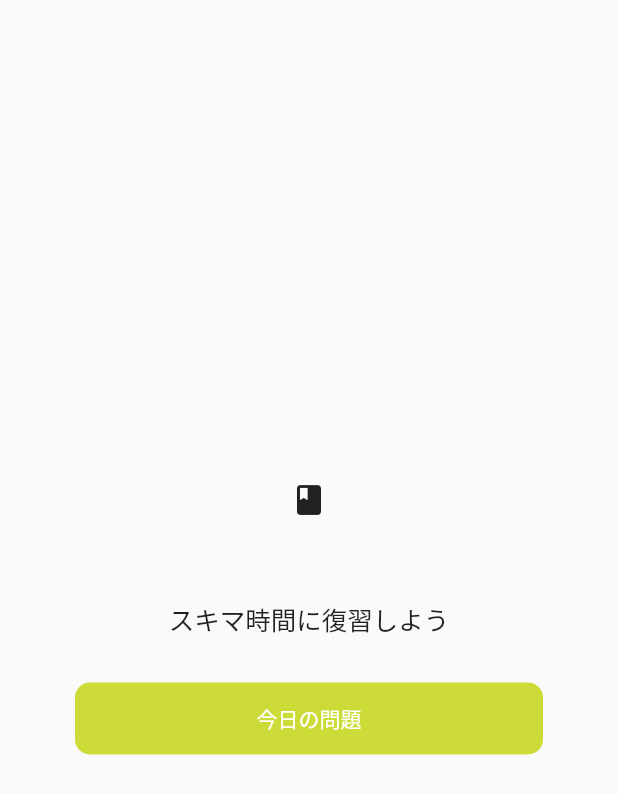
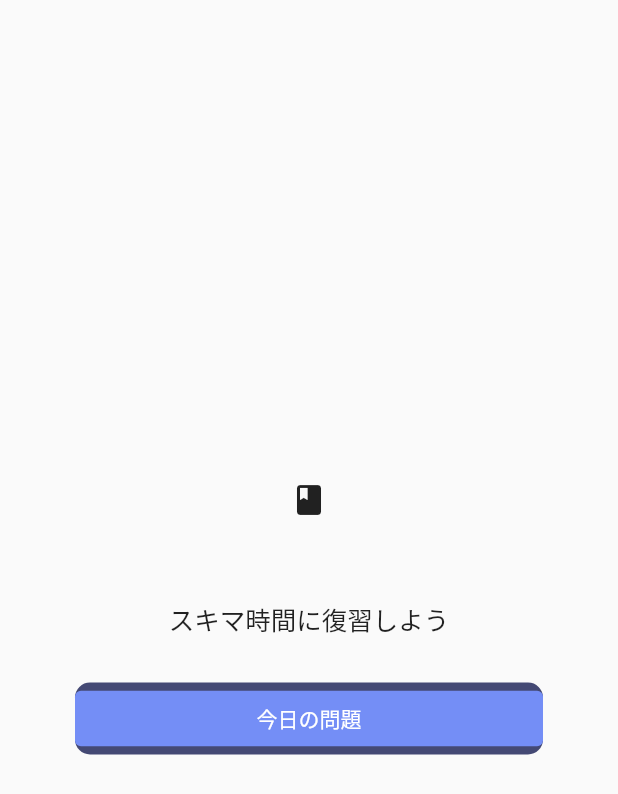
Before and after one commit to n-toto/Motivation-Trigger, a Flutter app: the StartPage widget shown alone on an empty page, opened directly, on a phone screen of 412 x 824 dp. Shown: the top 794 px of the screen. Run offline on Flutter 3.47's test engine with Material 2 defaults, Android fonts, the phone set to English and light mode, and no system bars; our stand-ins replace dotted_border, flutter_local_notifications, sqflite; accounts and stored records are empty.

Commit message:
update color

```diff
--- a/lib/views/question.dart
+++ b/lib/views/question.dart
@@ -61,7 +61,7 @@ class _QuestionState extends State<Question> {
           appBar: AppBar(
             title: Text("問題"),
             leading: Icon(Icons.book),
-            backgroundColor: Color(0xFFe91e63),
+            backgroundColor: Color(0xFF444974),
           ),
           backgroundColor: Color(0xFFF5F5F6),
           body: Column(
@@ -146,7 +146,7 @@ class _QuestionState extends State<Question> {
       actions: <Widget>[
         TextButton(
           style: TextButton.styleFrom(
-            backgroundColor: Color(0xFFe91e63),
+            backgroundColor: Color(0xFF444974),
           ),
           child: const Text('Next', style: TextStyle(color: Colors.white)),
           onPressed: () {
@@ -196,7 +196,7 @@ class OptionButton extends StatelessWidget {
             ),
           ),
           style: ElevatedButton.styleFrom(
-            primary: Color(0xFFccdb37),
+            primary: Colors.orange[300],
             shape: RoundedRectangleBorder(
               borderRadius: BorderRadius.circular(15.0),
             ),
--- a/lib/views/question_top.dart
+++ b/lib/views/question_top.dart
@@ -10,7 +10,7 @@ class Start extends StatelessWidget {
         appBar: AppBar(
           title: Text("Motivation Trigger"),
           leading: Icon(Icons.book),
-          backgroundColor: Color(0xFFe91e63),
+          backgroundColor: Color(0xFF444974),
         ),
         backgroundColor: Color(0xFFF5F5F6),
         body: SafeArea(
@@ -56,7 +56,7 @@ class _StartPageState extends State<StartPage> {
             margin: const EdgeInsets.symmetric(horizontal: 50.0),
             decoration: BoxDecoration(
               borderRadius: BorderRadius.all(Radius.circular(10.0)),
-              color: Color(0xFFccdb37),
+              color: Color(0xFF444974),
             ),
             child: TextButton(
               onPressed: () {
@@ -70,7 +70,7 @@ class _StartPageState extends State<StartPage> {
                 style: TextStyle(color: Colors.white),
               ),
               style: TextButton.styleFrom(
-                backgroundColor: Color(0xFFccdb37),
+                backgroundColor: Color(0xFF748EF6),
               ),
             ),
           ),
--- a/lib/views/result.dart
+++ b/lib/views/result.dart
@@ -13,7 +13,7 @@ class Result extends StatelessWidget {
         appBar: AppBar(
           title: Text('結果'),
           leading: Icon(Icons.book),
-          backgroundColor: Color(0xFFe91e63),
+          backgroundColor: Color(0xFF444974),
         ),
         backgroundColor: Color(0xFFF5F5F6),
         body: Column(
@@ -55,7 +55,7 @@ class Result extends StatelessWidget {
                     ),
                   ),
                   style: TextButton.styleFrom(
-                    primary: Color(0xFFccdb37),
+                    primary: Color(0xFF444974),
                     shape: RoundedRectangleBorder(
                       borderRadius: BorderRadius.circular(15.0),
                     ),
```
